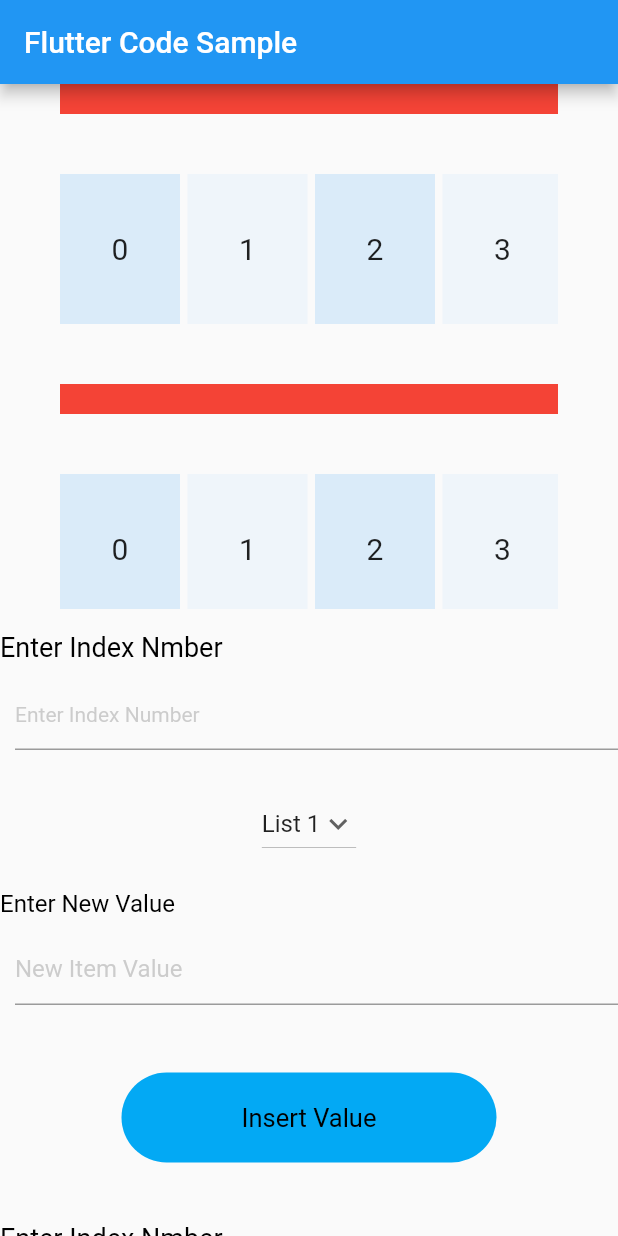
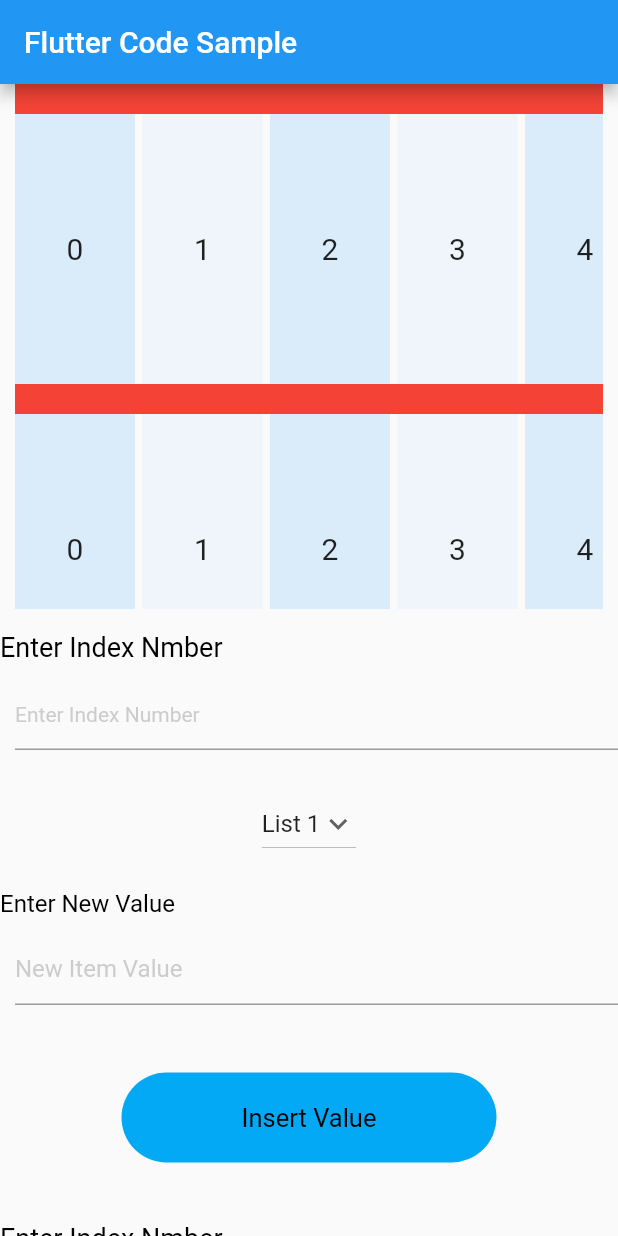
Before and after one commit to hassankhan5805/Reorderable-widgets-flutter, a Flutter app: the screen it shows after launch, on a phone screen of 412 x 824 dp. Run offline on Flutter 3.47's test engine with Material 2 defaults, Android fonts, the phone set to English and light mode, and no system bars; Roboto replaces fonts that are missing (Poppins).

Commit message:
project completed

```diff
--- a/lib/main.dart
+++ b/lib/main.dart
@@ -33,12 +33,20 @@ class _MyStatefulWidgetState extends State<MyStatefulWidget> {
 
   bool flagA = false;
   bool flagB = false;
-  int uniqueIdentifier = 50; //must not be less then list size
   List<String> _firstListItems =
       List<String>.generate(50, (int index) => "$index");
   late List<String> _secondListItems =
+      List<String>.generate(50, (int index) => "${index}");
+  late final List _lists = [_firstListItems, _secondListItems];
+  late int uniqueIdentifier =
+      _secondListItems.length; //must not be less then list size
+  @override
+  void initState() {
+    super.initState();
+    _secondListItems =
         List<String>.generate(50, (int index) => "${index + uniqueIdentifier}");
-  late final List _lists = [_firstListItems, _secondListItems];
+  }
+
   func(int oldIndex, int newIndex, List listItems) {
     setState(() {
       if (oldIndex < newIndex) {
@@ -59,6 +67,9 @@ class _MyStatefulWidgetState extends State<MyStatefulWidget> {
   final _formKey = GlobalKey<FormState>();
   final _formKey2 = GlobalKey<FormState>();
   String? err;
+  ScrollController scrollController1 = ScrollController();
+  ScrollController scrollController2 = ScrollController();
+
   bool swaped = false;
   @override
   Widget build(BuildContext context) {
@@ -68,9 +79,9 @@ class _MyStatefulWidgetState extends State<MyStatefulWidget> {
           SizedBox(
             height: 350,
             child: ReorderableListView(
-              shrinkWrap: true,
-              physics: NeverScrollableScrollPhysics(),
-              padding: EdgeInsets.symmetric(horizontal: 40),
+              //shrinkWrap: true,
+              //physics: const NeverScrollableScrollPhysics(),
+              padding: const EdgeInsets.symmetric(horizontal: 10),
               onReorder: (int oldIndex, int newIndex) {
                 setState(() {
                   List<String> a = _firstListItems;
@@ -88,7 +99,9 @@ class _MyStatefulWidgetState extends State<MyStatefulWidget> {
                       index == 1 ? _buildDragTargetsA : _buildDragTargetsB,
                       index == 1
                           ? _firstListItems.length
-                          : _secondListItems.length)
+                          : _secondListItems.length,
+                          index == 1 ? scrollController1:scrollController2)
+
               ],
             ),
           ),
@@ -103,7 +116,15 @@ class _MyStatefulWidgetState extends State<MyStatefulWidget> {
     final ColorScheme colorScheme = Theme.of(context).colorScheme;
     final Color oddItemColor = colorScheme.primary.withOpacity(0.05);
     final Color evenItemColor = colorScheme.primary.withOpacity(0.15);
-    return LongPressDraggable<String>(
+    return Listener(
+      onPointerMove: (PointerMoveEvent event) {
+
+        if (event.position.dx > MediaQuery.of(context).size.width - 100) {
+          scrollController2.animateTo(scrollController2.offset + 200,
+              curve: Curves.ease, duration: const Duration(milliseconds: 400));
+        }
+      },
+      child: LongPressDraggable<String>(
         data: _secondListItems[index],
         feedback: Container(
           color: index.isEven ? evenItemColor : oddItemColor,
@@ -136,6 +157,7 @@ class _MyStatefulWidgetState extends State<MyStatefulWidget> {
             ),
           ),
         ),
+      ),
     );
   }
 
@@ -143,7 +165,15 @@ class _MyStatefulWidgetState extends State<MyStatefulWidget> {
     final ColorScheme colorScheme = Theme.of(context).colorScheme;
     final Color oddItemColor = colorScheme.primary.withOpacity(0.05);
     final Color evenItemColor = colorScheme.primary.withOpacity(0.15);
-    return LongPressDraggable<String>(
+    return Listener(
+      onPointerMove: (PointerMoveEvent event) {
+
+        if (event.position.dx > MediaQuery.of(context).size.width - 100) {
+          scrollController1.animateTo(scrollController1.offset + 200,
+              curve: Curves.ease, duration: const Duration(milliseconds: 400));
+        }
+      },
+      child: LongPressDraggable<String>(
         data: _firstListItems[index],
         feedback: Container(
           color: index.isEven ? evenItemColor : oddItemColor,
@@ -173,6 +203,7 @@ class _MyStatefulWidgetState extends State<MyStatefulWidget> {
                   ? "${int.parse(_firstListItems[index]) - uniqueIdentifier}"
                   : "${int.parse(_firstListItems[index])}",
               style: TextStyle(fontSize: 20),
+            ),
           ),
         ),
       ),
@@ -278,7 +309,7 @@ class _MyStatefulWidgetState extends State<MyStatefulWidget> {
   }
 
   Widget reOrderList(final List listItems, String keys, _buildListItems,
-      _buildDragTargets, len) {
+      _buildDragTargets, len,scroll) {
     return SizedBox(
       key: Key(keys),
       height: 200,
@@ -289,26 +320,16 @@ class _MyStatefulWidgetState extends State<MyStatefulWidget> {
             color: Colors.red,
           ),
           Expanded(
-            child: ReorderableListView(
-              buildDefaultDragHandles: false,
-              scrollDirection: Axis.horizontal,
-              shrinkWrap: true,
-              padding: EdgeInsets.symmetric(vertical: 40),
-              children: <Widget>[
-                SizedBox(
+            child: SizedBox(
               width: listItems.length * 85,
               key: Key("$keys"),
               child: ListView.separated(
+                controller: scroll,
                 scrollDirection: Axis.horizontal,
                 itemBuilder: _buildListItems,
                 separatorBuilder: _buildDragTargets,
                 itemCount: len,
               ),
-                )
-              ],
-              onReorder: (int oldIndex, int newIndex) {
-                func(oldIndex, newIndex, listItems);
-              },
             ),
           ),
         ],
@@ -633,9 +654,3 @@ class _MyStatefulWidgetState extends State<MyStatefulWidget> {
     ]);
   }
 }
-// isAlwaysShown: true,
-//                     trackVisibility: true,
-//                     showTrackOnHover: true,
-//                     hoverThickness: 30,
-//                     thickness: 30,
-//                     interactive: true,
```
Lines whose indentation alone changed are shown as unchanged.
